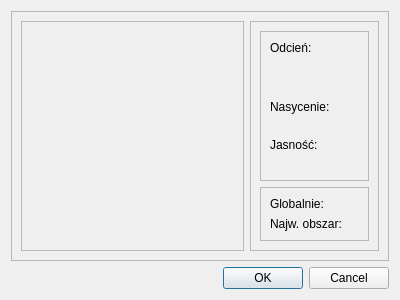
JakubJakacki18/PythonPaint, file view/pixel_analysis_dialog.ui: the form before one commit.
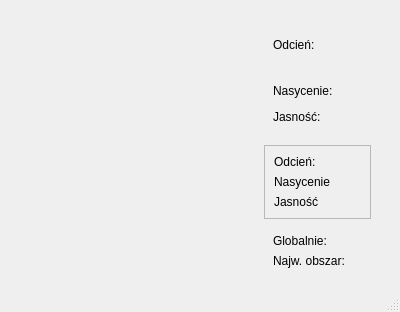
The form after the commit. Custom widgets are drawn as their Qt base class.

Commit message: Added in pixel_analysis_dialog range info labels

Patch:
```diff
--- a/view/pixel_analysis_dialog.ui
+++ b/view/pixel_analysis_dialog.ui
@@ -13,14 +13,14 @@
   <property name="windowTitle">
    <string>Dialog</string>
   </property>
+  <property name="sizeGripEnabled">
+   <bool>true</bool>
+  </property>
   <layout class="QVBoxLayout" name="verticalLayout_2">
    <item>
     <widget class="QFrame" name="frame">
      <property name="frameShape">
-      <enum>QFrame::Shape::StyledPanel</enum>
-     </property>
-     <property name="frameShadow">
-      <enum>QFrame::Shadow::Raised</enum>
+      <enum>QFrame::NoFrame</enum>
      </property>
      <layout class="QHBoxLayout" name="horizontalLayout">
       <item>
@@ -32,10 +32,7 @@
          </sizepolicy>
         </property>
         <property name="frameShape">
-         <enum>QFrame::Shape::StyledPanel</enum>
-        </property>
-        <property name="frameShadow">
-         <enum>QFrame::Shadow::Raised</enum>
+         <enum>QFrame::NoFrame</enum>
         </property>
         <layout class="QVBoxLayout" name="verticalLayout_4">
          <item>
@@ -49,9 +46,6 @@
            <property name="text">
             <string/>
            </property>
-           <property name="alignment">
-            <set>Qt::AlignmentFlag::AlignCenter</set>
-           </property>
           </widget>
          </item>
         </layout>
@@ -60,10 +54,7 @@
       <item>
        <widget class="QFrame" name="frame_3">
         <property name="frameShape">
-         <enum>QFrame::Shape::StyledPanel</enum>
-        </property>
-        <property name="frameShadow">
-         <enum>QFrame::Shadow::Raised</enum>
+         <enum>QFrame::NoFrame</enum>
         </property>
         <layout class="QVBoxLayout" name="verticalLayout">
          <item>
@@ -75,10 +66,7 @@
             </sizepolicy>
            </property>
            <property name="frameShape">
-            <enum>QFrame::Shape::StyledPanel</enum>
-           </property>
-           <property name="frameShadow">
-            <enum>QFrame::Shadow::Raised</enum>
+            <enum>QFrame::NoFrame</enum>
            </property>
            <layout class="QVBoxLayout" name="verticalLayout_3">
             <item>
@@ -134,6 +122,66 @@
            </layout>
           </widget>
          </item>
+         <item>
+          <widget class="QFrame" name="hsvValueFrame">
+           <property name="sizePolicy">
+            <sizepolicy hsizetype="Preferred" vsizetype="Minimum">
+             <horstretch>0</horstretch>
+             <verstretch>0</verstretch>
+            </sizepolicy>
+           </property>
+           <property name="frameShape">
+            <enum>QFrame::StyledPanel</enum>
+           </property>
+           <property name="frameShadow">
+            <enum>QFrame::Raised</enum>
+           </property>
+           <layout class="QGridLayout" name="gridLayout_2">
+            <item row="0" column="0">
+             <widget class="QLabel" name="hueInfoLabel">
+              <property name="text">
+               <string>Odcień: </string>
+              </property>
+             </widget>
+            </item>
+            <item row="0" column="1">
+             <widget class="QLabel" name="hueInfoRange">
+              <property name="text">
+               <string/>
+              </property>
+             </widget>
+            </item>
+            <item row="1" column="0">
+             <widget class="QLabel" name="saturationInfoLabel">
+              <property name="text">
+               <string>Nasycenie</string>
+              </property>
+             </widget>
+            </item>
+            <item row="2" column="0">
+             <widget class="QLabel" name="brightnessInfoLabel">
+              <property name="text">
+               <string>Jasność</string>
+              </property>
+             </widget>
+            </item>
+            <item row="1" column="1">
+             <widget class="QLabel" name="saturationInfoRange">
+              <property name="text">
+               <string/>
+              </property>
+             </widget>
+            </item>
+            <item row="2" column="1">
+             <widget class="QLabel" name="brightnessInfoRange">
+              <property name="text">
+               <string/>
+              </property>
+             </widget>
+            </item>
+           </layout>
+          </widget>
+         </item>
          <item>
           <widget class="QFrame" name="resultsFrame">
            <property name="sizePolicy">
@@ -143,10 +191,7 @@
             </sizepolicy>
            </property>
            <property name="frameShape">
-            <enum>QFrame::Shape::StyledPanel</enum>
-           </property>
-           <property name="frameShadow">
-            <enum>QFrame::Shadow::Raised</enum>
+            <enum>QFrame::NoFrame</enum>
            </property>
            <layout class="QGridLayout" name="gridLayout">
             <item row="1" column="0">
@@ -188,11 +233,8 @@
    </item>
    <item>
     <widget class="QDialogButtonBox" name="buttonBox">
-     <property name="orientation">
-      <enum>Qt::Orientation::Horizontal</enum>
-     </property>
      <property name="standardButtons">
-      <set>QDialogButtonBox::StandardButton::Cancel|QDialogButtonBox::StandardButton::Ok</set>
+      <set>QDialogButtonBox::NoButton</set>
      </property>
     </widget>
    </item>
```
Left out of the diff: 3 changed lines with no effect on the pictures. The commit also changes 4 other files.
